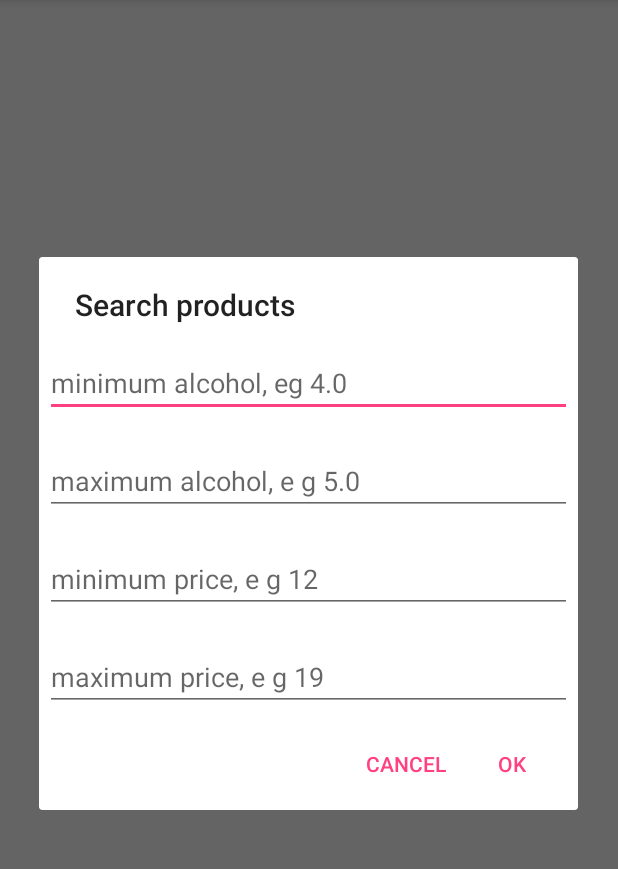
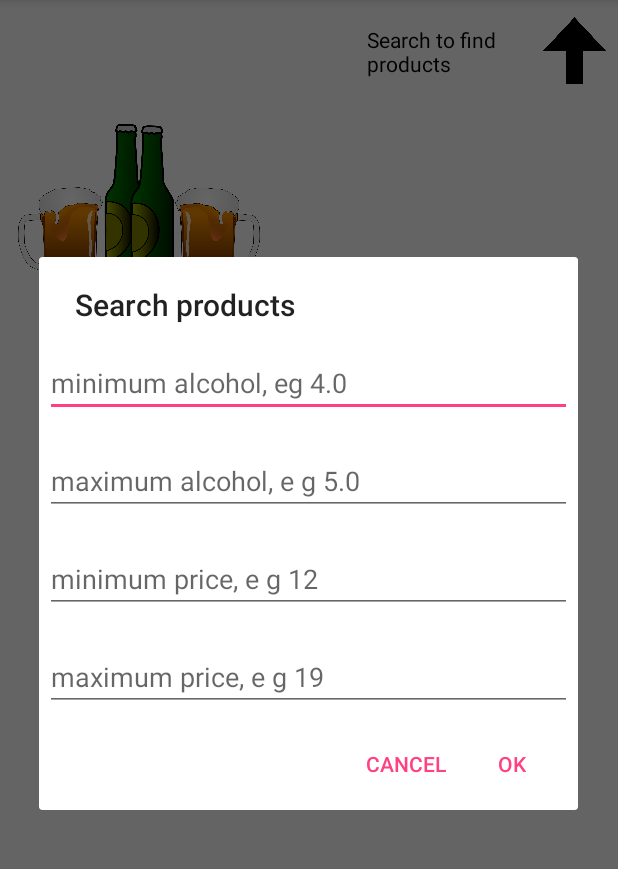
Before and after one commit to Jangdin/NewCasual, an Android app: the MainActivity screen opened directly, with no data from a screen before it, in the options menu, after a tap on "Search", on a phone screen of 412 x 824 dp, the part 84-953 px from its top. Run offline under Robolectric (Android 15) with nearby library versions, the phone set to English and light mode, and no system bars; our stand-ins replace Volley.

Commit message:
Designat mainsidan med 2 imageviews och en textview

```diff
--- a/app/src/main/java/se/juneday/systemetappbasic/MainActivity.java
+++ b/app/src/main/java/se/juneday/systemetappbasic/MainActivity.java
@@ -14,6 +14,7 @@ import android.view.View;
 import android.widget.AdapterView;
 import android.widget.ArrayAdapter;
 import android.widget.EditText;
+import android.widget.ImageView;
 import android.widget.ListView;
 import com.android.volley.Request;
 import com.android.volley.RequestQueue;
@@ -240,6 +241,14 @@ public class MainActivity extends AppCompatActivity {
     super.onCreate(savedInstanceState);
     setContentView(R.layout.activity_main);
 
+    ImageView alcohol = (ImageView) findViewById(R.id.alcohol);
+    int ImageResources = getResources().getIdentifier("drawable/alcolol", null, this.getPackageName());
+    alcohol.setImageResource(ImageResources);
+
+    ImageView thearrow = (ImageView) findViewById(R.id.arrow);
+    int ImageResources2 = getResources().getIdentifier("drawable/pilupup", null, this.getPackageName());
+    thearrow.setImageResource(ImageResources2);
+
     // set up faked products
     createFakedProducts();
 
--- a/app/src/main/res/layout/activity_main.xml
+++ b/app/src/main/res/layout/activity_main.xml
@@ -7,11 +7,66 @@
   tools:context=".MainActivity">
 
   <ListView
-    android:layout_width="wrap_content"
-    android:layout_height="wrap_content"
-    android:id="@+id/product_list"
-      tools:ignore="MissingConstraints">
-  </ListView>
+      android:id="@+id/product_list"
+      android:layout_width="410dp"
+      android:layout_height="562dp"
+      android:layout_marginTop="8dp"
+      android:layout_marginBottom="8dp"
+      app:layout_constraintBottom_toBottomOf="parent"
+      app:layout_constraintTop_toTopOf="parent"
+      app:layout_constraintVertical_bias="1.0"
+      tools:ignore="MissingConstraints"
+      tools:layout_editor_absoluteX="0dp"></ListView>
+
+  <TextView
+      android:id="@+id/textView4"
+      android:layout_width="105dp"
+      android:layout_height="64dp"
+      android:layout_marginStart="8dp"
+      android:layout_marginEnd="8dp"
+      android:layout_marginBottom="8dp"
+      android:text="@string/prod_search"
+      android:textColor="@android:color/black"
+      android:textSize="14dp"
+      app:layout_constraintBottom_toBottomOf="parent"
+      app:layout_constraintEnd_toEndOf="parent"
+      app:layout_constraintHorizontal_bias="0.814"
+      app:layout_constraintStart_toStartOf="parent"
+      app:layout_constraintTop_toTopOf="parent"
+      app:layout_constraintVertical_bias="0.024"
+      tools:ignore="MissingConstraints" />
+
+  <ImageView
+      android:id="@+id/arrow"
+      android:layout_width="42dp"
+      android:layout_height="51dp"
+      android:layout_marginStart="8dp"
+      android:layout_marginTop="8dp"
+      android:layout_marginEnd="8dp"
+      android:layout_marginBottom="8dp"
+      app:layout_constraintBottom_toBottomOf="parent"
+      app:layout_constraintEnd_toEndOf="parent"
+      app:layout_constraintHorizontal_bias="1.0"
+      app:layout_constraintStart_toStartOf="parent"
+      app:layout_constraintTop_toTopOf="parent"
+      app:layout_constraintVertical_bias="0.0"
+      tools:ignore="MissingConstraints" />
+
+  <ImageView
+      android:id="@+id/alcohol"
+      android:layout_width="169dp"
+      android:layout_height="107dp"
+      android:layout_marginStart="8dp"
+      android:layout_marginTop="8dp"
+      android:layout_marginEnd="8dp"
+      android:layout_marginBottom="8dp"
+      app:layout_constraintBottom_toTopOf="@+id/product_list"
+      app:layout_constraintEnd_toEndOf="parent"
+      app:layout_constraintHorizontal_bias="0.0"
+      app:layout_constraintStart_toStartOf="parent"
+      app:layout_constraintTop_toTopOf="parent"
+      app:layout_constraintVertical_bias="1.0"
+      tools:ignore="MissingConstraints" />
 
 
 </android.support.constraint.ConstraintLayout>
--- a/app/src/main/res/layout/welcome_screen.xml
+++ b/app/src/main/res/layout/welcome_screen.xml
@@ -25,8 +25,8 @@
 
      <Button
          android:id="@+id/gotoMainpage"
-         android:layout_width="113dp"
-         android:layout_height="37dp"
+         android:layout_width="107dp"
+         android:layout_height="40dp"
          android:layout_marginStart="8dp"
          android:layout_marginTop="20dp"
          android:layout_marginEnd="8dp"
@@ -35,10 +35,10 @@
          android:text="@string/Continue"
          app:layout_constraintBottom_toBottomOf="parent"
          app:layout_constraintEnd_toEndOf="parent"
-         app:layout_constraintHorizontal_bias="0.971"
+         app:layout_constraintHorizontal_bias="0.972"
          app:layout_constraintStart_toStartOf="parent"
          app:layout_constraintTop_toBottomOf="@+id/secondimage"
-         app:layout_constraintVertical_bias="0.288"
+         app:layout_constraintVertical_bias="0.66"
          tools:ignore="MissingConstraints" />
 
      <TextView
--- a/app/src/main/res/values/strings.xml
+++ b/app/src/main/res/values/strings.xml
@@ -12,4 +12,5 @@
   <string name="press_continue">To search products press continue</string>
   <string name="statement">We make a diffrence!</string>
   <string name="vision">Our vision is a society where alcoholic beverages is enjoyed with care so that no one gets hurt. We are far from there. But if we look towards where we came from - a widespread intoxication problem - we are moving towards a new and more conscious use of alcohol.</string>
+  <string name="prod_search">Search to find products</string>
 </resources>
```
Also changed, not shown: app/src/main/res/drawable/alcolol.png (added), app/src/main/res/drawable/pilupup.png (added), 2 other files.
